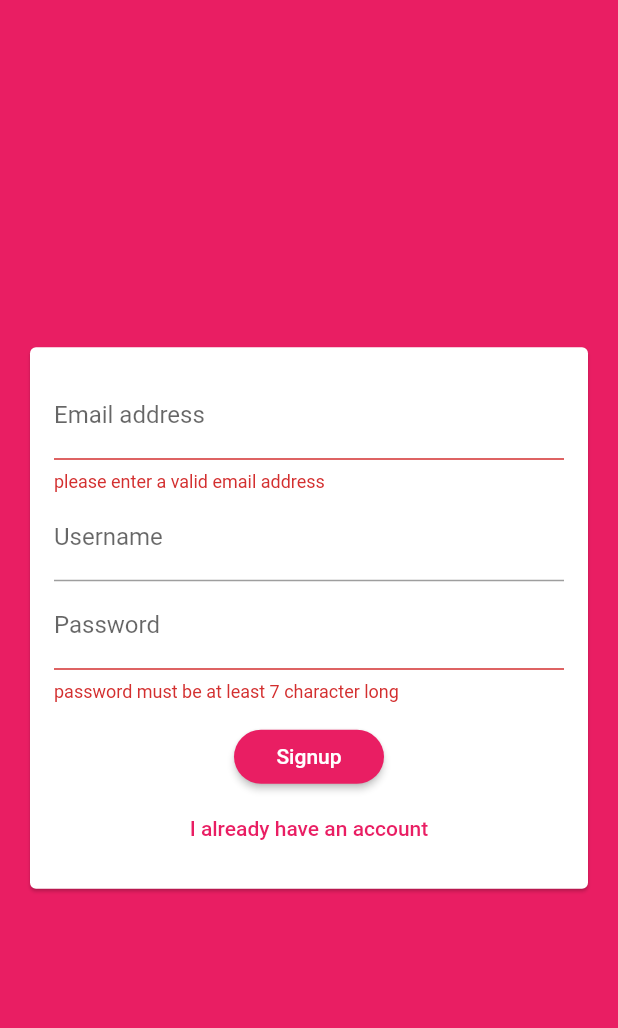
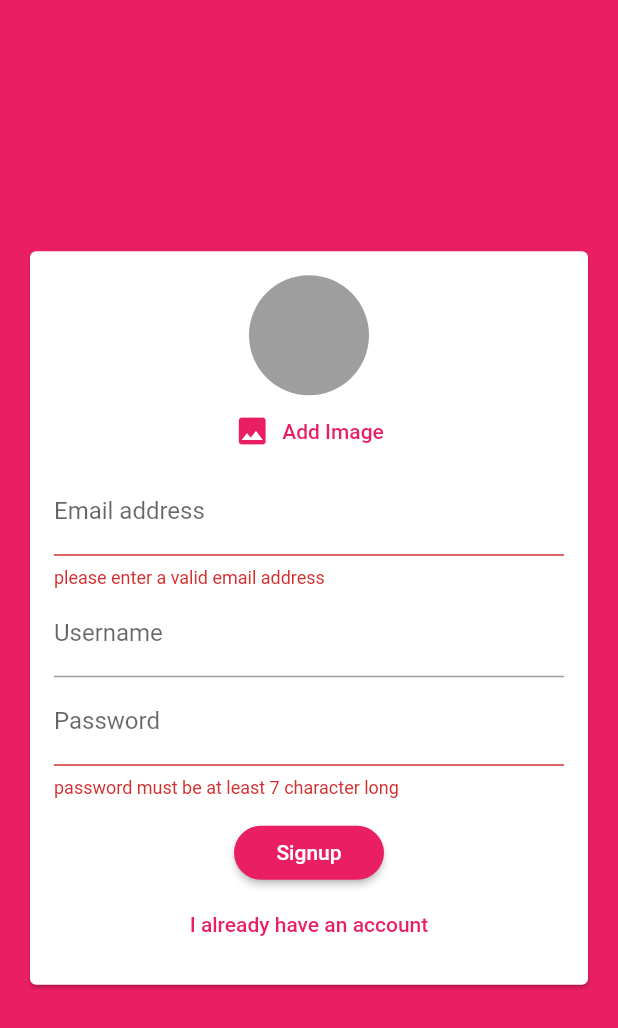
Before and after one commit to NatinaelFekadu/flutter, a Flutter app: the screen it shows after launch, after a tap on "Login", after a tap on "Create new account", on a phone screen of 412 x 824 dp. Shown: the top 1028 px of the screen. Run offline on Flutter 3.47's test engine with Material 2 defaults, Android fonts, the phone set to English and light mode, and no system bars; our stand-ins replace cloud_firestore, firebase_auth, firebase_core, firebase_storage, google_maps_flutter, image_picker and 3 more; accounts and stored records are empty.

Commit message:
group chat app

```diff
--- a/chat_app/lib/screens/auth.dart
+++ b/chat_app/lib/screens/auth.dart
@@ -1,6 +1,9 @@
+import 'dart:io';
+
 import 'package:chat_app/widgets/auth/auth_form.dart';
 import 'package:cloud_firestore/cloud_firestore.dart';
 import 'package:firebase_auth/firebase_auth.dart';
+import 'package:firebase_storage/firebase_storage.dart';
 import 'package:flutter/material.dart';
 import 'package:flutter/services.dart';
 
@@ -18,6 +21,7 @@ class _AuthScreenState extends State<AuthScreen> {
     String email,
     String username,
     String password,
+    File? image,
     bool isLogin,
     BuildContext ctx,
   ) async {
@@ -36,12 +40,21 @@ class _AuthScreenState extends State<AuthScreen> {
           email: email,
           password: password,
         );
+        final ref = FirebaseStorage.instance
+            .ref()
+            .child('user_images')
+            .child('${authResult.user!.uid}.jpg');
+
+        await ref.putFile(image!);
+        final url = await ref.getDownloadURL();
+
         await FirebaseFirestore.instance
             .collection('users')
             .doc(authResult.user!.uid)
             .set({
           'username': username,
           'email': email,
+          'image_url': url,
         });
       }
     } on PlatformException catch (error) {
@@ -64,10 +77,11 @@ class _AuthScreenState extends State<AuthScreen> {
           backgroundColor: Theme.of(context).colorScheme.error,
         ));
       }
+    } finally {
+      setState(() {
+        _isLoading = false;
+      });
     }
-    setState(() {
-      _isLoading = false;
-    });
   }
 
   @override
--- a/chat_app/lib/screens/chat.dart
+++ b/chat_app/lib/screens/chat.dart
@@ -1,5 +1,6 @@
 import 'package:chat_app/widgets/chat/messages.dart';
 import 'package:chat_app/widgets/chat/new_message.dart';
+// import 'package:firebase_messaging/firebase_messaging.dart';
 import 'package:flutter/material.dart';
 // import 'package:cloud_firestore/cloud_firestore.dart';
 import 'package:firebase_auth/firebase_auth.dart';
--- a/chat_app/lib/widgets/auth/auth_form.dart
+++ b/chat_app/lib/widgets/auth/auth_form.dart
@@ -1,3 +1,6 @@
+import 'dart:io';
+
+import 'package:chat_app/widgets/pickers/user_image_picker.dart';
 import 'package:flutter/material.dart';
 
 class AuthForm extends StatefulWidget {
@@ -5,6 +8,7 @@ class AuthForm extends StatefulWidget {
     String email,
     String username,
     String password,
+    File? image,
     bool isLogin,
     BuildContext context,
   ) _submitFn;
@@ -21,16 +25,32 @@ class _AuthFormState extends State<AuthForm> {
   String _userEmail = '';
   String _userName = '';
   String _userpassword = '';
+  File? _userImagefile;
+
+  void _pickedImage(File image) {
+    _userImagefile = image;
+  }
 
   void _trySubmit() {
     final isValid = _formKey.currentState!.validate();
+
     FocusScope.of(context).unfocus();
+    if (_userImagefile == null && !_isLogin) {
+      ScaffoldMessenger.of(context).showSnackBar(
+        SnackBar(
+          content: const Text('Please pick an image'),
+          backgroundColor: Theme.of(context).colorScheme.error,
+        ),
+      );
+      return;
+    }
     if (isValid) {
       _formKey.currentState!.save();
       widget._submitFn(
         _userEmail.trim(),
         _userName.trim(),
         _userpassword.trim(),
+        _userImagefile != null ? _userImagefile : null,
         _isLogin,
         context,
       );
@@ -50,6 +70,7 @@ class _AuthFormState extends State<AuthForm> {
                 child: Column(
                   mainAxisSize: MainAxisSize.min,
                   children: [
+                    if (!_isLogin) UserImagePicker(_pickedImage),
                     TextFormField(
                       key: const ValueKey('email'),
                       keyboardType: TextInputType.emailAddress,
--- a/chat_app/lib/widgets/chat/messages.dart
+++ b/chat_app/lib/widgets/chat/messages.dart
@@ -34,6 +34,8 @@ class Messages extends StatelessWidget {
               itemCount: snapshot.data!.docs.length,
               itemBuilder: (context, index) => MessageBubble(
                 snapshot.data!.docs[index]['text'],
+                snapshot.data!.docs[index]['username'],
+                snapshot.data!.docs[index]['userImage'],
                 snapshot.data!.docs[index]['userId'] ==
                     FirebaseAuth.instance.currentUser!.uid,
                 uniqueKey: ValueKey(snapshot.data!.docs[index].id),
--- /dev/null
+++ b/chat_app/lib/widgets/pickers/user_image_picker.dart
@@ -0,0 +1,49 @@
+import 'dart:io';
+
+import 'package:flutter/material.dart';
+import 'package:image_picker/image_picker.dart';
+
+class UserImagePicker extends StatefulWidget {
+  const UserImagePicker(this.imagePickFn, {super.key});
+
+  final Function(File pickedImage) imagePickFn;
+
+  @override
+  State<UserImagePicker> createState() => _UserImagePickerState();
+}
+
+class _UserImagePickerState extends State<UserImagePicker> {
+  File? _pickedImage;
+  void _pickImage() async {
+    final pickedImageFile = await ImagePicker().pickImage(
+      source: ImageSource.gallery,
+      imageQuality: 50,
+      maxWidth: 150,
+    );
+    setState(() {
+      _pickedImage = File(pickedImageFile!.path);
+      widget.imagePickFn(_pickedImage!);
+    });
+  }
+
+  @override
+  Widget build(BuildContext context) {
+    return Column(
+      children: [
+        CircleAvatar(
+          radius: 40,
+          backgroundColor: Colors.grey,
+          backgroundImage:
+              _pickedImage != null ? FileImage(_pickedImage!) : null,
+        ),
+        TextButton.icon(
+          onPressed: _pickImage,
+          icon: const Icon(Icons.image),
+          label: const Text('Add Image'),
+          style: TextButton.styleFrom(
+              foregroundColor: Theme.of(context).primaryColor),
+        ),
+      ],
+    );
+  }
+}
--- a/chat_app/pubspec.yaml
+++ b/chat_app/pubspec.yaml
@@ -38,6 +38,9 @@ dependencies:
   cloud_firestore: ^4.9.1
   firebase_core: ^2.15.1
   firebase_auth: ^4.9.0
+  image_picker: ^1.0.4
+  firebase_storage: ^11.2.6
+  firebase_messaging: ^14.6.7
 
 dev_dependencies:
   flutter_test:
```
Also changed, not shown: chat_app/lib/widgets/chat/message_bubble.dart (+48 -10 lines), chat_app/lib/widgets/chat/new_message.dart (+11 -3 lines), chat_app/firebase.json (added), chat_app/pubspec.lock, 4 other files.
